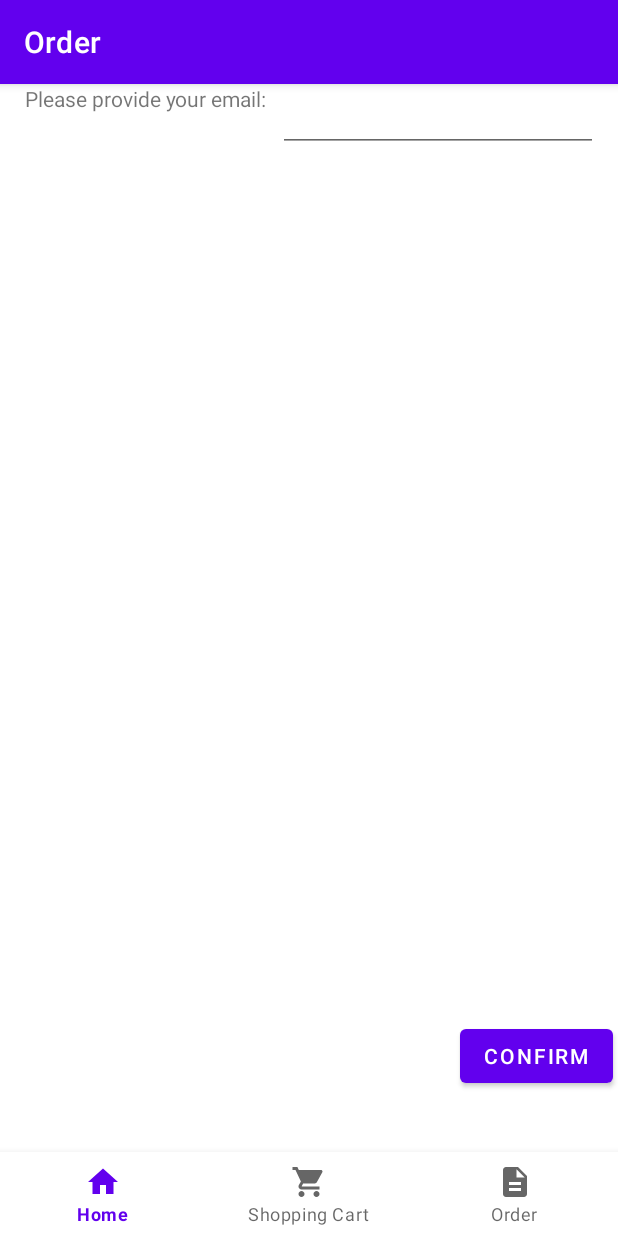
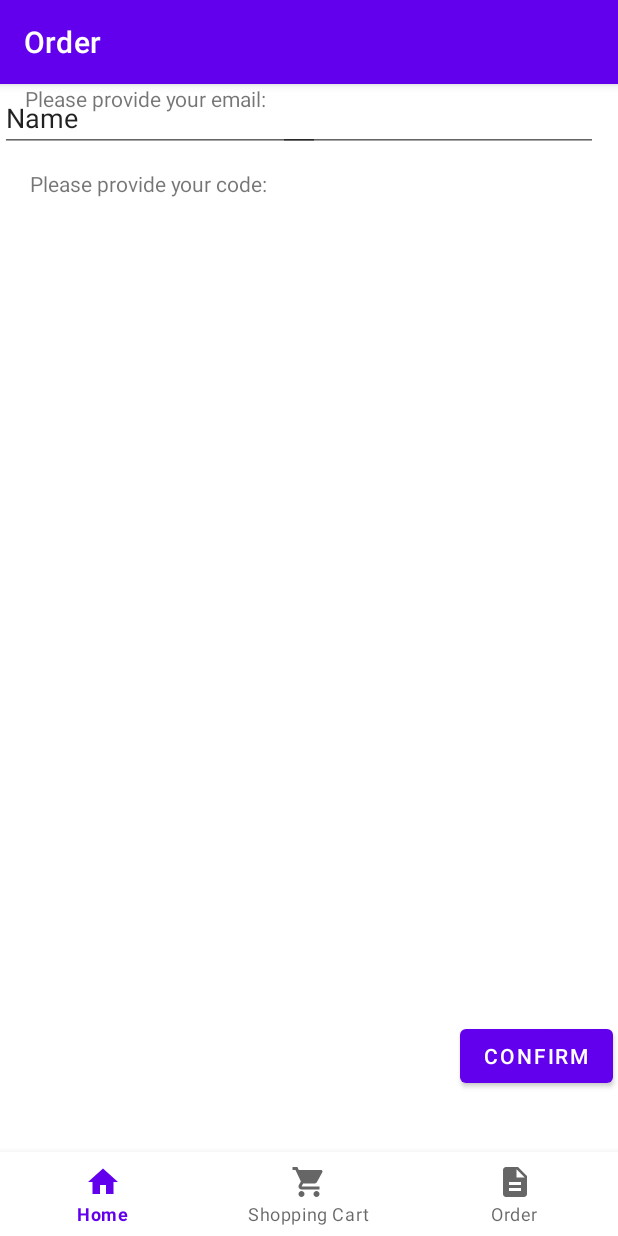
Before and after one commit to Ethan7102/COMP4342-Mobile-Computing, an Android app: the NotificationsFragment screen opened through its navigation route, after a tap on "CONFIRM", on a phone screen of 412 x 824 dp. Run offline under Robolectric (Android 15) with nearby library versions, the phone set to English and light mode, and no system bars; our stand-ins replace navigation-ui; network calls fail.

Commit message:
edit order

```diff
--- a/MobileShopping/app/src/main/java/com/example/mobileshopping/ui/notifications/NotificationsFragment.java
+++ b/MobileShopping/app/src/main/java/com/example/mobileshopping/ui/notifications/NotificationsFragment.java
@@ -24,9 +24,11 @@ import androidx.fragment.app.Fragment;
 import androidx.lifecycle.Observer;
 import androidx.lifecycle.ViewModelProvider;
 
+import com.example.mobileshopping.APIUrl;
 import com.example.mobileshopping.R;
 import com.google.android.material.button.MaterialButton;
 
+import org.json.JSONArray;
 import org.json.JSONException;
 import org.json.JSONObject;
 
@@ -45,9 +47,11 @@ import java.util.concurrent.TimeUnit;
 public class NotificationsFragment extends Fragment {
 
     TextView txtEmail;
+    TextView txtCode;
     ListView lvOrder;
     MaterialButton btnConfirm;
     HttpURLConnection con;
+    JSONArray orders;
 
 
     private NotificationsViewModel notificationsViewModel;
@@ -66,6 +70,7 @@ public class NotificationsFragment extends Fragment {
         });
 
         txtEmail = root.findViewById(R.id.txtEmail);
+        txtCode = root.findViewById(R.id.txtCode);
         lvOrder = root.findViewById(R.id.lvOrder);
         btnConfirm = root.findViewById(R.id.btnConfirm);
 
@@ -73,29 +78,15 @@ public class NotificationsFragment extends Fragment {
             @Override
             public void onClick(View v) {
                 String email = txtEmail.getText().toString();
+                String code = txtCode.getText().toString();
                 System.out.println(email);
-
-                String mailto = "mailto:" + email +
-                        "?cc=" +
-                        "&subject=" + Uri.encode("your subject") +
-                        "&body=" + Uri.encode("your mail body");
-                Intent emailIntent = new Intent(Intent.ACTION_SENDTO);
-                emailIntent.setData(Uri.parse(mailto));
-
-                try {
-                    startActivity(emailIntent);
-                } catch (ActivityNotFoundException e) {
-                    Toast.makeText(getContext(), "Error to open email app", Toast.LENGTH_SHORT).show();
-                }
-            }
-        });
 
                 URL url = null;
                 InputStream inputStream = null;
                 String result = "";
 
-        try{
-            url = new URL("http://192.168.1.11/webServer/COMP4342-Mobile-Computing/orderDetail.php");
+                try {
+                    url = new URL(APIUrl.url+"/orderDetail.php");
                     con = (HttpURLConnection) url.openConnection();
                     con.setRequestMethod("GET");
                     Log.d("connectServer", "process start");
@@ -114,8 +105,9 @@ public class NotificationsFragment extends Fragment {
                             }
                         }
                     };
+
                     Future<?> f = service.submit(r);
-            f.get(1, TimeUnit.SECONDS); //if the connection cannot completes with in 1 seconds, a TimeroutException will be throw.
+                    f.get(1, TimeUnit.SECONDS);
 
                     inputStream = con.getInputStream();
                     BufferedReader bufferedReader = new BufferedReader(new InputStreamReader(inputStream));
@@ -126,11 +118,25 @@ public class NotificationsFragment extends Fragment {
                     Log.d("connectServer", "process complete");
                     inputStream.close();
 
+                    JSONObject responseJSON = new JSONObject(result);
+                    orders = responseJSON.getJSONArray("products");
+                    for(int i = 0; i < orders.length(); i++){
+                        JSONObject order = orders.getJSONObject(i);
+                        String productName = order.optString("productName");
+                        String price = order.optString("price");
+                        String quantity = order.optString("quantity");
 
                     }
-        catch(Exception e){
+                }
+                catch (Exception e){
                     e.printStackTrace();
                 }
+            }
+        });
+
+        URL url = null;
+        InputStream inputStream = null;
+        String result = "";
 
 
 
--- a/MobileShopping/app/src/main/res/layout/fragment_notifications.xml
+++ b/MobileShopping/app/src/main/res/layout/fragment_notifications.xml
@@ -55,4 +55,24 @@
         app:layout_constraintStart_toStartOf="parent"
         app:layout_constraintTop_toBottomOf="@+id/lvOrder" />
 
+    <TextView
+        android:id="@+id/textView2"
+        android:layout_width="wrap_content"
+        android:layout_height="wrap_content"
+        android:layout_marginStart="20dp"
+        android:layout_marginTop="37dp"
+        android:text="Please provide your code: "
+        app:layout_constraintStart_toStartOf="parent"
+        app:layout_constraintTop_toBottomOf="@+id/textView" />
+
+    <EditText
+        android:id="@+id/txtCode"
+        android:layout_width="wrap_content"
+        android:layout_height="wrap_content"
+        android:ems="10"
+        android:inputType="textPersonName"
+        android:text="Name"
+        tools:layout_editor_absoluteX="187dp"
+        tools:layout_editor_absoluteY="49dp" />
+
 </androidx.constraintlayout.widget.ConstraintLayout>
```
Lines whose indentation alone changed are shown as unchanged.
